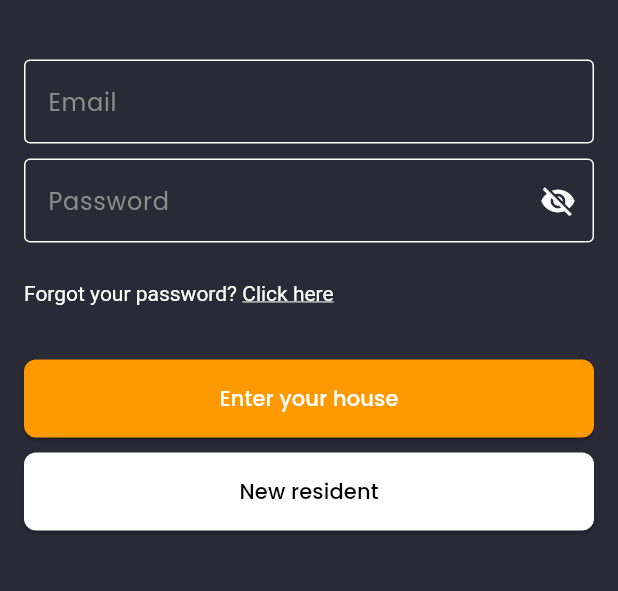
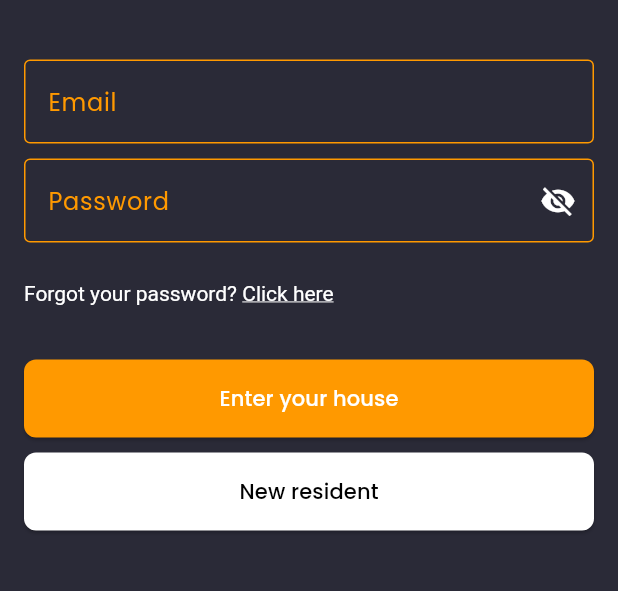
Before and after one commit to KempDewulf/envirosense-app, a Flutter app: the screen it shows after launch, after a tap on "Skip", on a phone screen of 412 x 824 dp, the part 503-1094 px from its top. Run offline on Flutter 3.47's test engine with Material 3 defaults, Android fonts, the phone set to English and light mode, and no system bars; our stand-ins replace dotted_border, firebase_auth, firebase_core, fl_chart, flutter_dotenv, google_fonts and 2 more; missing offline and left inert: mobile_scanner; accounts and stored records are empty.

Commit message:
feat: update label and border colors to use secondary color in custom text form field

```diff
--- a/lib/presentation/widgets/custom_text_form_field.dart
+++ b/lib/presentation/widgets/custom_text_form_field.dart
@@ -29,12 +29,12 @@ class CustomTextFormField extends StatelessWidget {
       style: const TextStyle(color: AppColors.whiteColor),
       decoration: InputDecoration(
         labelText: labelText,
-        labelStyle: const TextStyle(color: AppColors.accentColor),
+        labelStyle: const TextStyle(color: AppColors.secondaryColor),
+        border: const OutlineInputBorder(borderSide: BorderSide(color: AppColors.secondaryColor),),
+        enabledBorder: const OutlineInputBorder(borderSide: BorderSide(color: AppColors.secondaryColor),),
+        focusedBorder: const OutlineInputBorder(borderSide: BorderSide(color: AppColors.secondaryColor, width: 2),),
         floatingLabelBehavior: FloatingLabelBehavior.auto,
         floatingLabelStyle: const TextStyle(color: AppColors.whiteColor),
-        border: const OutlineInputBorder(borderSide: BorderSide(color: AppColors.whiteColor)),
-        enabledBorder: const OutlineInputBorder(borderSide: BorderSide(color: AppColors.whiteColor)),
-        focusedBorder: const OutlineInputBorder(borderSide: BorderSide(color: AppColors.secondaryColor)),
         errorBorder: const OutlineInputBorder(borderSide: BorderSide(color: Colors.red)),
         focusedErrorBorder: const OutlineInputBorder(borderSide: BorderSide(color: Colors.red)),
         suffixIcon: suffixIcon,
```
